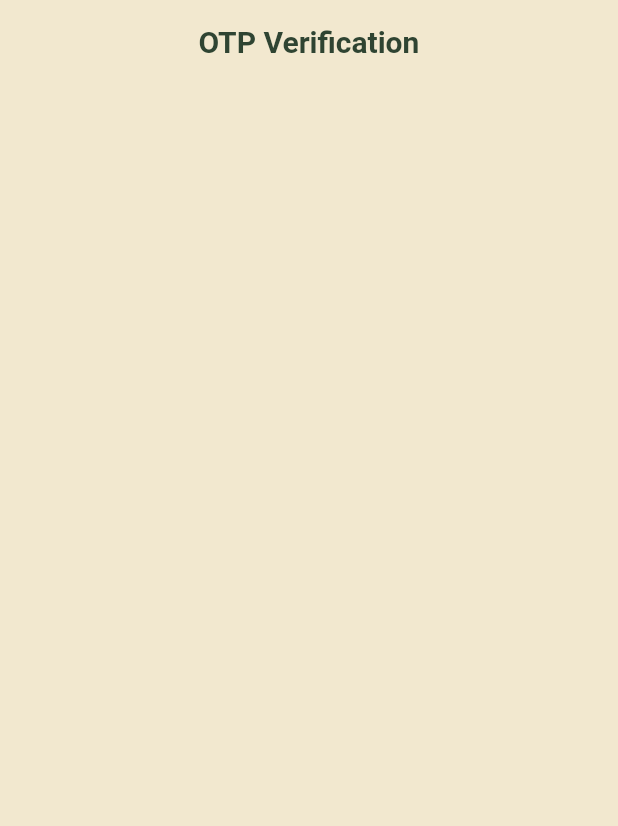
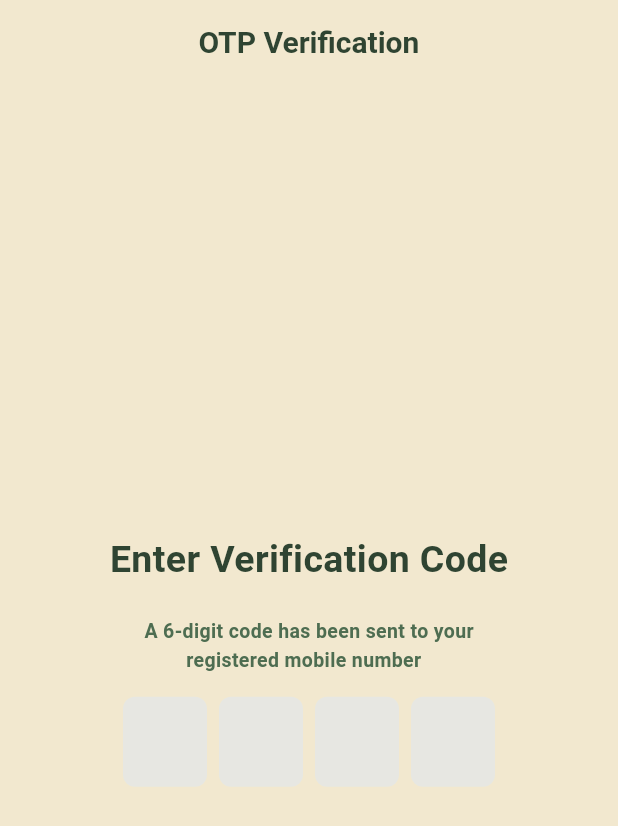
Before and after one commit to AaryanCode69/Krishi-Mitra-App, a Flutter app: the screen it shows after launch, on a phone screen of 412 x 824 dp. Shown: the top 826 px of the screen. Run offline on Flutter 3.47's test engine with Material 3 defaults, Android fonts, the phone set to English and light mode, and no system bars; drawn by our look-alikes of pinput; our stand-ins replace google_fonts.

Commit message:
(feat):Added PinInput Package

```diff
--- a/lib/features/1_auth/presentation/screens/otp_verification_screen.dart
+++ b/lib/features/1_auth/presentation/screens/otp_verification_screen.dart
@@ -1,5 +1,6 @@
 import 'package:flutter/material.dart';
 import 'package:krishi_mitra/core/constant/colors_theme.dart';
+import 'package:krishi_mitra/features/1_auth/presentation/widgets/pin_input.dart';
 import 'package:krishi_mitra/shared/widgets/common_text_widget.dart';
 
 class OtpVerificationScreen extends StatelessWidget {
@@ -18,6 +19,27 @@ class OtpVerificationScreen extends StatelessWidget {
         ),
       ),
       backgroundColor: otpScreenBgColor,
+      body: Center(
+        child: Column(
+          mainAxisAlignment: MainAxisAlignment.center,
+          children: [
+            CommonTextWidget(
+              data: 'Enter Verification Code',
+              textColor: otpTextColor,
+              fontSize: 25,
+            ),
+            const SizedBox(height: 20),
+            CommonTextWidget(
+              data:
+                  'A 6-digit code has been sent to your\n        registered mobile number',
+              textColor: otpSecondTextColor,
+              fontSize: 13,
+            ),
+            const SizedBox(height: 15),
+            PinInput(),
+          ],
+        ),
+      ),
     );
   }
 }
--- /dev/null
+++ b/lib/features/1_auth/presentation/widgets/pin_input.dart
@@ -0,0 +1,14 @@
+import 'package:flutter/material.dart';
+import 'package:pinput/pinput.dart';
+
+class PinInput extends StatelessWidget {
+  const PinInput({super.key});
+
+  @override
+  Widget build(BuildContext context) {
+    return Pinput(
+      mainAxisAlignment: MainAxisAlignment.center,
+      hapticFeedbackType: HapticFeedbackType.lightImpact,
+    );
+  }
+}
--- a/pubspec.yaml
+++ b/pubspec.yaml
@@ -16,6 +16,7 @@ dependencies:
   google_fonts: ^6.3.1
   hooks_riverpod: ^2.6.1
   intl: ^0.20.2
+  pinput: ^5.0.2
 
 dev_dependencies:
   flutter_test:
```
Also changed, not shown: pubspec.lock.
